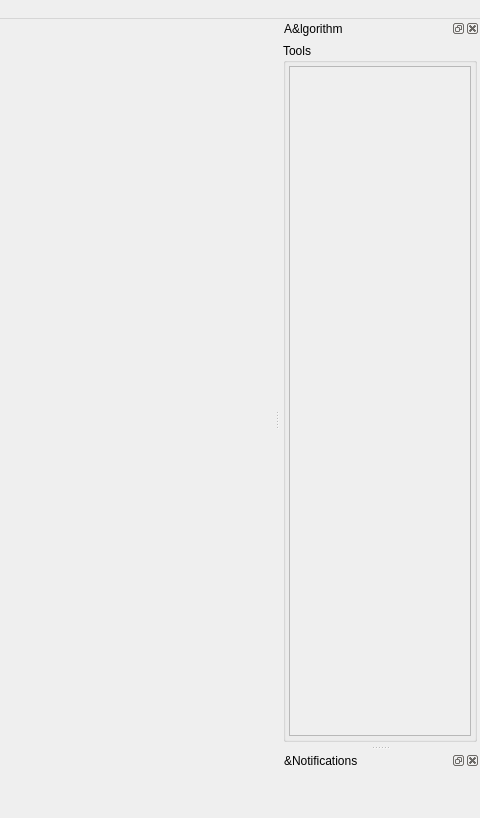
The window that BioTracker/Source/BioTracker/View/BioTracker3MainWindow.ui (BioroboticsLab/biotracker_core) describes before a commit, drawn with Qt 5; both pictures show x 502 to 982 and y 0 to 818 of the 982 by 818 pixel window.
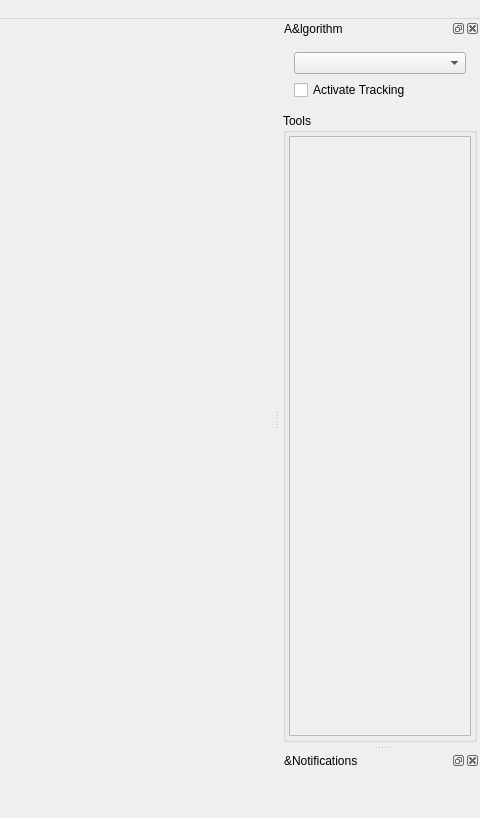
The same window after the commit.

What changed in the file:
```diff
--- a/BioTracker/Source/BioTracker/View/BioTracker3MainWindow.ui
+++ b/BioTracker/Source/BioTracker/View/BioTracker3MainWindow.ui
@@ -235,6 +235,28 @@
          <verstretch>0</verstretch>
         </sizepolicy>
        </property>
+       <property name="minimumSize">
+        <size>
+         <width>0</width>
+         <height>50</height>
+        </size>
+       </property>
+       <layout class="QGridLayout" name="gridLayout">
+        <item row="0" column="0">
+         <widget class="QComboBox" name="comboBox_TrackerSelect"/>
+        </item>
+        <item row="1" column="0">
+         <layout class="QHBoxLayout" name="horizontalLayout">
+          <item>
+           <widget class="QCheckBox" name="checkBox_TrackingActivated">
+            <property name="text">
+             <string>Activate Tracking</string>
+            </property>
+           </widget>
+          </item>
+         </layout>
+        </item>
+       </layout>
       </widget>
      </item>
      <item>
@@ -295,8 +317,8 @@
             <rect>
              <x>0</x>
              <y>0</y>
-             <width>178</width>
-             <height>594</height>
+             <width>180</width>
+             <height>563</height>
             </rect>
            </property>
            <property name="sizePolicy">
```
Left out of the diff: 2 changed lines with no effect on the pictures.
